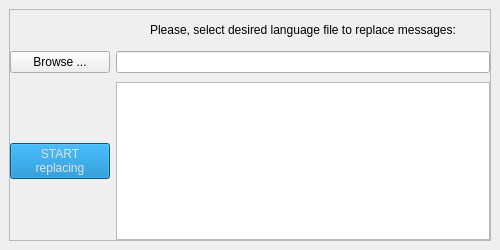
Above: gui/Ui_MainWindow.ui from pavliskonecny/Garmin_message_replacer before the change. Below: the same form after it.
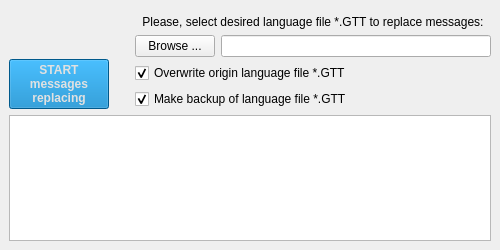
That is the form after the change. Icons and pictures are not drawn.

Commit message: - added default language path (when device is connected) - added backup and overwrite option

Diff of the .ui file:
```diff
--- a/gui/Ui_MainWindow.ui
+++ b/gui/Ui_MainWindow.ui
@@ -38,150 +38,16 @@
    </property>
    <layout class="QVBoxLayout" name="verticalLayout">
     <item>
-     <widget class="QFrame" name="frmMain">
-      <property name="minimumSize">
-       <size>
-        <width>0</width>
-        <height>200</height>
-       </size>
-      </property>
-      <property name="styleSheet">
-       <string notr="true"/>
-      </property>
-      <property name="frameShape">
-       <enum>QFrame::StyledPanel</enum>
-      </property>
-      <property name="frameShadow">
-       <enum>QFrame::Raised</enum>
-      </property>
-      <layout class="QGridLayout" name="gridLayout">
-       <property name="leftMargin">
-        <number>0</number>
-       </property>
+     <layout class="QHBoxLayout" name="layMainWindow">
+      <item>
+       <layout class="QGridLayout" name="layLeft">
        <property name="topMargin">
         <number>0</number>
        </property>
        <property name="rightMargin">
-        <number>0</number>
-       </property>
-       <property name="bottomMargin">
-        <number>0</number>
-       </property>
-       <property name="horizontalSpacing">
-        <number>6</number>
-       </property>
-       <property name="verticalSpacing">
-        <number>9</number>
-       </property>
-       <item row="10" column="2">
-        <widget class="QTextEdit" name="txeOutput">
-         <property name="styleSheet">
-          <string notr="true"/>
-         </property>
-         <property name="readOnly">
-          <bool>true</bool>
-         </property>
-        </widget>
-       </item>
-       <item row="10" column="1">
-        <widget class="QPushButton" name="psbStart">
-         <property name="enabled">
-          <bool>true</bool>
-         </property>
-         <property name="minimumSize">
-          <size>
-           <width>90</width>
-           <height>0</height>
-          </size>
-         </property>
-         <property name="autoFillBackground">
-          <bool>false</bool>
-         </property>
-         <property name="styleSheet">
-          <string notr="true">:enabled {
- color:  rgb(225, 225, 225);
-background-color: rgb(0, 124, 195);
-}
-
-:disabled {
- color:  rgb(120, 120, 120);
- background-color: rgb(204, 204, 204);
-}</string>
-         </property>
-         <property name="text">
-          <string>START
-replacing</string>
-         </property>
-         <property name="autoDefault">
-          <bool>false</bool>
-         </property>
-         <property name="default">
-          <bool>false</bool>
-         </property>
-         <property name="flat">
-          <bool>false</bool>
-         </property>
-        </widget>
-       </item>
-       <item row="1" column="2">
-        <widget class="QLabel" name="lblHint">
-         <property name="minimumSize">
-          <size>
-           <width>0</width>
-           <height>20</height>
-          </size>
-         </property>
-         <property name="layoutDirection">
-          <enum>Qt::LeftToRight</enum>
-         </property>
-         <property name="text">
-          <string>Please, select desired language file to replace messages:</string>
-         </property>
-         <property name="alignment">
-          <set>Qt::AlignBottom|Qt::AlignHCenter</set>
-         </property>
-         <property name="margin">
-          <number>0</number>
-         </property>
-        </widget>
-       </item>
-       <item row="6" column="2">
-        <widget class="QLineEdit" name="lnePath">
-         <property name="enabled">
-          <bool>true</bool>
-         </property>
-         <property name="readOnly">
-          <bool>true</bool>
-         </property>
-        </widget>
-       </item>
-       <item row="6" column="1">
-        <widget class="QPushButton" name="psbBrowse">
-         <property name="enabled">
-          <bool>true</bool>
-         </property>
-         <property name="text">
-          <string>Browse ...</string>
-         </property>
-        </widget>
-       </item>
-       <item row="2" column="1">
-        <spacer name="vtsSpacer">
-         <property name="orientation">
-          <enum>Qt::Vertical</enum>
-         </property>
-         <property name="sizeType">
-          <enum>QSizePolicy::Fixed</enum>
-         </property>
-         <property name="sizeHint" stdset="0">
-          <size>
-           <width>100</width>
-           <height>5</height>
-          </size>
-         </property>
-        </spacer>
-       </item>
-       <item row="1" column="1">
+         <number>20</number>
+        </property>
+        <item row="0" column="1" alignment="Qt::AlignTop">
         <widget class="QToolButton" name="psbAbout">
          <property name="enabled">
           <bool>true</bool>
@@ -264,7 +130,135 @@
          </property>
         </widget>
        </item>
-      </layout>
+        <item row="1" column="1" alignment="Qt::AlignTop">
+         <widget class="QPushButton" name="psbStart">
+          <property name="enabled">
+           <bool>true</bool>
+          </property>
+          <property name="minimumSize">
+           <size>
+            <width>90</width>
+            <height>0</height>
+           </size>
+          </property>
+          <property name="font">
+           <font>
+            <weight>75</weight>
+            <bold>true</bold>
+           </font>
+          </property>
+          <property name="autoFillBackground">
+           <bool>false</bool>
+          </property>
+          <property name="styleSheet">
+           <string notr="true">:enabled {
+ color:  rgb(225, 225, 225);
+background-color: rgb(0, 124, 195);
+}
+
+:disabled {
+ color:  rgb(120, 120, 120);
+ background-color: rgb(204, 204, 204);
+}</string>
+          </property>
+          <property name="text">
+           <string>START
+messages
+replacing</string>
+          </property>
+          <property name="autoDefault">
+           <bool>false</bool>
+          </property>
+          <property name="default">
+           <bool>false</bool>
+          </property>
+          <property name="flat">
+           <bool>false</bool>
+          </property>
+         </widget>
+        </item>
+       </layout>
+      </item>
+      <item>
+       <layout class="QVBoxLayout" name="layRight">
+        <item>
+         <widget class="QLabel" name="lblHint">
+          <property name="minimumSize">
+           <size>
+            <width>0</width>
+            <height>20</height>
+           </size>
+          </property>
+          <property name="layoutDirection">
+           <enum>Qt::LeftToRight</enum>
+          </property>
+          <property name="text">
+           <string>Please, select desired language file *.GTT to replace messages:</string>
+          </property>
+          <property name="alignment">
+           <set>Qt::AlignBottom|Qt::AlignHCenter</set>
+          </property>
+          <property name="margin">
+           <number>0</number>
+          </property>
+         </widget>
+        </item>
+        <item>
+         <layout class="QHBoxLayout" name="layBrowse">
+          <item>
+           <widget class="QPushButton" name="psbBrowse">
+            <property name="enabled">
+             <bool>true</bool>
+            </property>
+            <property name="text">
+             <string>Browse ...</string>
+            </property>
+           </widget>
+          </item>
+          <item>
+           <widget class="QLineEdit" name="lnePath">
+            <property name="enabled">
+             <bool>true</bool>
+            </property>
+            <property name="readOnly">
+             <bool>true</bool>
+            </property>
+           </widget>
+          </item>
+         </layout>
+        </item>
+        <item>
+         <widget class="QCheckBox" name="chcbOverwrite">
+          <property name="text">
+           <string>Overwrite origin language file *.GTT</string>
+          </property>
+          <property name="checked">
+           <bool>true</bool>
+          </property>
+         </widget>
+        </item>
+        <item>
+         <widget class="QCheckBox" name="chcbBackup">
+          <property name="text">
+           <string>Make backup of language file *.GTT</string>
+          </property>
+          <property name="checked">
+           <bool>true</bool>
+          </property>
+         </widget>
+        </item>
+       </layout>
+      </item>
+     </layout>
+    </item>
+    <item>
+     <widget class="QTextEdit" name="txeOutput">
+      <property name="styleSheet">
+       <string notr="true"/>
+      </property>
+      <property name="readOnly">
+       <bool>true</bool>
+      </property>
      </widget>
     </item>
    </layout>
```
Left out of the diff: 2 changed lines with no effect on the pictures. Lines whose indentation alone changed are shown as unchanged. The commit also changes 6 other files.
